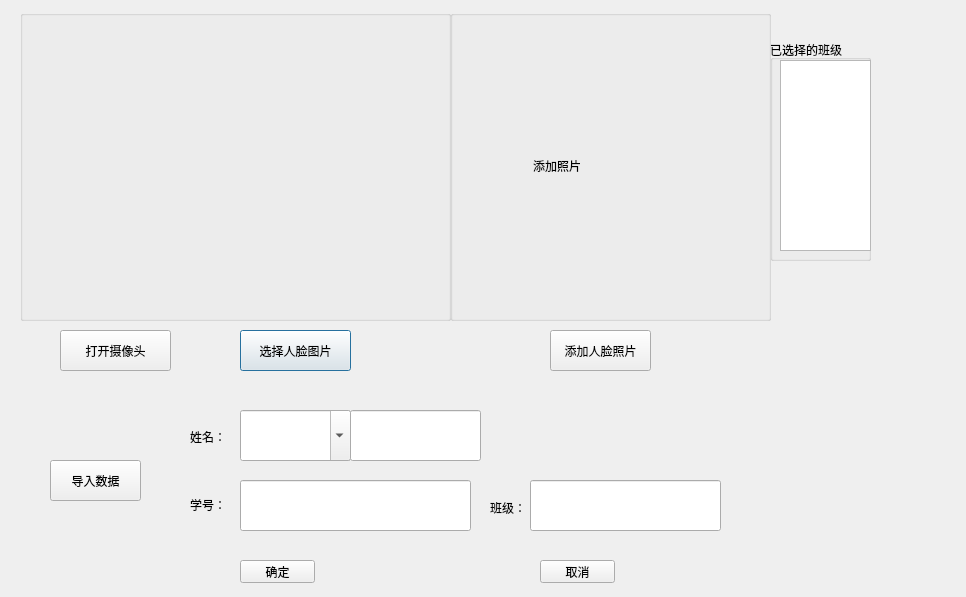
helloCZZ/FRS, file adduser.ui: the form before one commit.
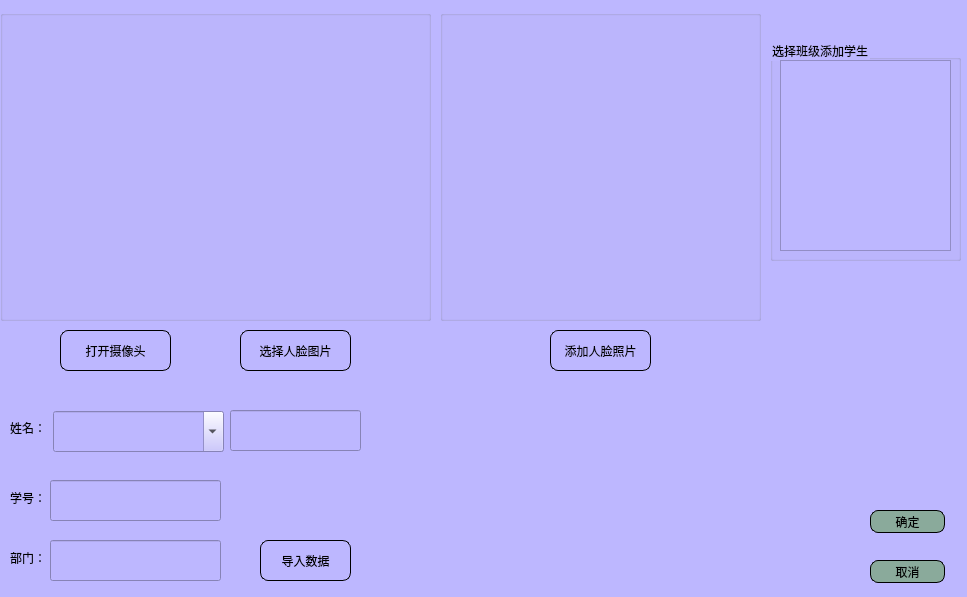
The form after the commit.

What changed in the file:
```diff
--- a/adduser.ui
+++ b/adduser.ui
@@ -6,13 +6,16 @@
    <rect>
     <x>0</x>
     <y>0</y>
-    <width>966</width>
+    <width>967</width>
     <height>597</height>
    </rect>
   </property>
   <property name="windowTitle">
    <string>Dialog</string>
   </property>
+  <property name="styleSheet">
+   <string notr="true">background:rgb(189, 183, 255)</string>
+  </property>
   <widget class="QLabel" name="label">
    <property name="geometry">
     <rect>
@@ -35,6 +38,10 @@
      <height>41</height>
     </rect>
    </property>
+   <property name="styleSheet">
+    <string notr="true">border:1px solid black;
+border-radius:8px</string>
+   </property>
    <property name="text">
     <string>选择人脸图片</string>
    </property>
@@ -44,19 +51,19 @@
     <rect>
      <x>770</x>
      <y>40</y>
-     <width>101</width>
+     <width>191</width>
      <height>221</height>
     </rect>
    </property>
    <property name="title">
-    <string>已选择的班级</string>
+    <string>选择班级添加学生</string>
    </property>
    <widget class="QListWidget" name="listWidget">
     <property name="geometry">
      <rect>
       <x>10</x>
       <y>20</y>
-      <width>91</width>
+      <width>171</width>
       <height>191</height>
      </rect>
     </property>
@@ -65,81 +72,73 @@
   <widget class="QLineEdit" name="lineEdit">
    <property name="geometry">
     <rect>
-     <x>240</x>
+     <x>50</x>
      <y>480</y>
-     <width>231</width>
-     <height>51</height>
+     <width>171</width>
+     <height>41</height>
     </rect>
    </property>
   </widget>
   <widget class="QLabel" name="label_2">
    <property name="geometry">
     <rect>
-     <x>190</x>
+     <x>10</x>
      <y>490</y>
-     <width>31</width>
-     <height>30</height>
+     <width>36</width>
+     <height>16</height>
     </rect>
    </property>
    <property name="text">
     <string>学号：</string>
    </property>
   </widget>
-  <widget class="QLabel" name="label_3">
-   <property name="geometry">
-    <rect>
-     <x>190</x>
-     <y>429</y>
-     <width>31</width>
-     <height>16</height>
-    </rect>
-   </property>
-   <property name="text">
-    <string>姓名：</string>
-   </property>
-  </widget>
   <widget class="QLineEdit" name="lineEdit_2">
    <property name="geometry">
     <rect>
-     <x>350</x>
+     <x>230</x>
      <y>410</y>
      <width>131</width>
-     <height>51</height>
+     <height>41</height>
     </rect>
    </property>
   </widget>
   <widget class="QLabel" name="label_4">
    <property name="geometry">
     <rect>
-     <x>490</x>
-     <y>500</y>
+     <x>10</x>
+     <y>550</y>
      <width>31</width>
      <height>16</height>
     </rect>
    </property>
    <property name="text">
-    <string>班级：</string>
+    <string>部门：</string>
    </property>
   </widget>
   <widget class="QLineEdit" name="lineEdit_3">
    <property name="geometry">
     <rect>
-     <x>530</x>
-     <y>480</y>
-     <width>191</width>
-     <height>51</height>
+     <x>50</x>
+     <y>540</y>
+     <width>171</width>
+     <height>41</height>
     </rect>
    </property>
   </widget>
   <widget class="QPushButton" name="pushButton_2">
    <property name="geometry">
     <rect>
-     <x>240</x>
-     <y>560</y>
+     <x>870</x>
+     <y>510</y>
      <width>75</width>
      <height>23</height>
     </rect>
    </property>
+   <property name="styleSheet">
+    <string notr="true">background:rgb(138, 170, 155);
+border:1px solid black;
+border-radius:8px</string>
+   </property>
    <property name="text">
     <string>确定</string>
    </property>
@@ -147,44 +146,34 @@
   <widget class="QPushButton" name="pushButton_3">
    <property name="geometry">
     <rect>
-     <x>540</x>
+     <x>870</x>
      <y>560</y>
      <width>75</width>
      <height>23</height>
     </rect>
    </property>
+   <property name="styleSheet">
+    <string notr="true">background:rgb(138, 170, 155);
+border:1px solid black;
+border-radius:8px</string>
+   </property>
    <property name="text">
     <string>取消</string>
    </property>
   </widget>
-  <widget class="QComboBox" name="comboBox">
-   <property name="geometry">
-    <rect>
-     <x>240</x>
-     <y>410</y>
-     <width>111</width>
-     <height>51</height>
-    </rect>
-   </property>
-   <property name="styleSheet">
-    <string notr="true">font: 60pt &quot;ADMUI3Lg&quot;;</string>
-   </property>
-   <property name="editable">
-    <bool>true</bool>
-   </property>
-   <property name="insertPolicy">
-    <enum>QComboBox::InsertAtTop</enum>
-   </property>
-  </widget>
   <widget class="QPushButton" name="pushButton_4">
    <property name="geometry">
     <rect>
-     <x>50</x>
-     <y>460</y>
+     <x>260</x>
+     <y>540</y>
      <width>91</width>
      <height>41</height>
     </rect>
    </property>
+   <property name="styleSheet">
+    <string notr="true">border:1px solid black;
+border-radius:8px</string>
+   </property>
    <property name="text">
     <string>导入数据</string>
    </property>
@@ -211,6 +200,10 @@
      <height>41</height>
     </rect>
    </property>
+   <property name="styleSheet">
+    <string notr="true">border:1px solid black;
+border-radius:8px</string>
+   </property>
    <property name="text">
     <string>添加人脸照片</string>
    </property>
@@ -224,6 +217,10 @@
      <height>41</height>
     </rect>
    </property>
+   <property name="styleSheet">
+    <string notr="true">border:1px solid black;
+border-radius:8px</string>
+   </property>
    <property name="text">
     <string>打开摄像头</string>
    </property>
@@ -231,7 +228,7 @@
   <widget class="QGroupBox" name="groupBox_2">
    <property name="geometry">
     <rect>
-     <x>20</x>
+     <x>0</x>
      <y>10</y>
      <width>431</width>
      <height>311</height>
@@ -244,7 +241,7 @@
   <widget class="QGroupBox" name="groupBox_3">
    <property name="geometry">
     <rect>
-     <x>450</x>
+     <x>440</x>
      <y>10</y>
      <width>321</width>
      <height>311</height>
@@ -254,6 +251,38 @@
     <string/>
    </property>
   </widget>
+  <widget class="QComboBox" name="comboBox">
+   <property name="geometry">
+    <rect>
+     <x>53</x>
+     <y>411</y>
+     <width>171</width>
+     <height>41</height>
+    </rect>
+   </property>
+   <property name="styleSheet">
+    <string notr="true">font: 60pt &quot;ADMUI3Lg&quot;;</string>
+   </property>
+   <property name="editable">
+    <bool>true</bool>
+   </property>
+   <property name="insertPolicy">
+    <enum>QComboBox::InsertAtTop</enum>
+   </property>
+  </widget>
+  <widget class="QLabel" name="label_3">
+   <property name="geometry">
+    <rect>
+     <x>10</x>
+     <y>420</y>
+     <width>36</width>
+     <height>16</height>
+    </rect>
+   </property>
+   <property name="text">
+    <string>姓名：</string>
+   </property>
+  </widget>
  </widget>
  <resources/>
  <connections/>
```
